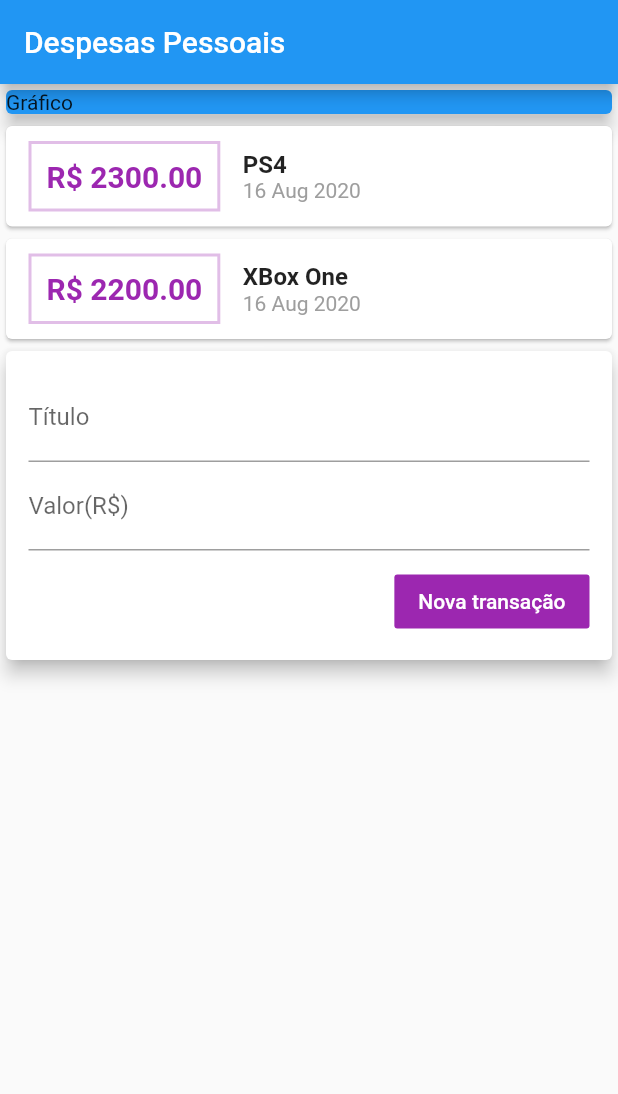
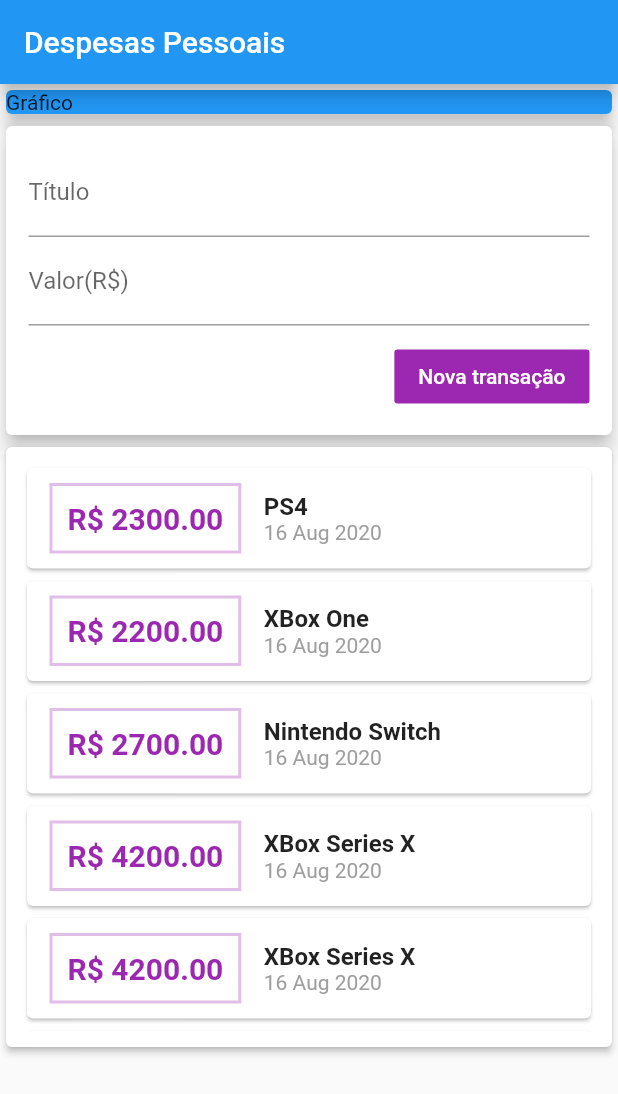
Before and after one commit to DiegoBezerra89/Flutter_course, a Flutter app: the screen it shows after launch, after a tap on "Nova transação", on a phone screen of 412 x 824 dp. Shown: the top 1094 px of the screen. Run offline on Flutter 3.47's test engine with Material 2 defaults, Android fonts, the phone set to English and light mode, and no system bars.

Commit message:
widget componentization

```diff
--- /dev/null
+++ b/expenses/lib/components/transaction_form.dart
@@ -0,0 +1,71 @@
+import 'package:flutter/material.dart';
+
+class TransactionForm extends StatelessWidget {
+
+  final titleController = TextEditingController();
+  final valueController = TextEditingController();
+
+  final void Function(String, double) onSubmit;
+
+  TransactionForm(this.onSubmit);
+
+  _submitForm() {
+    final title = titleController.text;
+    final value = double.tryParse(valueController.text) ?? 0.0;
+
+    if(title.isEmpty || value <= 0 ) {
+      return;
+    }
+
+    onSubmit(title, value);
+  }
+
+  @override
+  Widget build(BuildContext context) {
+    return Card(
+      elevation: 5,
+      child: Padding(
+        padding: const EdgeInsets.all(15),
+        child: Column(
+          children: <Widget>[
+            TextField(
+              controller: titleController,
+              onSubmitted: (_) => _submitForm(),
+              decoration: InputDecoration(
+                labelText: 'Título',
+              ),
+            ),
+            TextField(
+              controller: valueController,
+              keyboardType: TextInputType.numberWithOptions(decimal: true),
+              onSubmitted: (_) => _submitForm(),
+              decoration: InputDecoration(
+                labelText: 'Valor(R\$)',
+              ),
+            ),
+            Padding(
+              padding: const EdgeInsets.only(top: 10),
+              child: Row(
+                mainAxisAlignment: MainAxisAlignment.end,
+                children: [
+                  FlatButton(
+                    color: Colors.purple,
+                    child: Text(
+                      'Nova transação',
+                      style: TextStyle(
+                        color: Colors.white,
+                      ),
+                    ),
+                    onPressed: () {
+                      _submitForm();
+                    },
+                  ),
+                ],
+              ),
+            )
+          ],
+        ),
+      ),
+    );
+  }
+}
--- /dev/null
+++ b/expenses/lib/components/transaction_list.dart
@@ -0,0 +1,71 @@
+import 'package:expenses/models/transaction.dart';
+import 'package:flutter/material.dart';
+import 'package:intl/intl.dart';
+import '../models/transaction.dart';
+
+class TransactionList extends StatelessWidget {
+  final List<Transaction> transactions;
+
+  TransactionList(this.transactions);
+
+  @override
+  Widget build(BuildContext context) {
+    return Card(
+      elevation: 2,
+      child: Container(
+        padding: EdgeInsets.all(10),
+        height: 400,
+        child: ListView.builder(
+            itemCount: transactions.length,
+            itemBuilder: (ctx, index) {
+              final tr = transactions[index];
+              return Card(
+                child: Row(
+                  children: [
+                    Container(
+                      margin: EdgeInsets.symmetric(
+                        horizontal: 15,
+                        vertical: 10,
+                      ),
+                      decoration: BoxDecoration(
+                        border: Border.all(
+                          color: Colors.purple[100],
+                          width: 2,
+                        ),
+                      ),
+                      padding: EdgeInsets.all(10),
+                      child: Text(
+                        'R\$ ${tr.value.toStringAsFixed(2)}',
+                        style: TextStyle(
+                          fontWeight: FontWeight.bold,
+                          fontSize: 20,
+                          color: Colors.purple,
+                        ),
+                      ),
+                    ),
+                    Column(
+                      crossAxisAlignment: CrossAxisAlignment.start,
+                      children: [
+                        Text(
+                          tr.title,
+                          style: TextStyle(
+                            fontSize: 16,
+                            fontWeight: FontWeight.bold,
+                          ),
+                        ),
+                        Text(
+                          DateFormat('d MMM y').format(tr.date),
+                          style: TextStyle(
+                            color: Colors.grey,
+                          ),
+                        ),
+                      ],
+                    )
+                  ],
+                ),
+              );
+            }),
+      ),
+      );
+  }
+}
--- /dev/null
+++ b/expenses/lib/components/transaction_user.dart
@@ -0,0 +1,85 @@
+import 'dart:math';
+import 'package:flutter/material.dart';
+import '../models/transaction.dart';
+import './transaction_form.dart';
+import './transaction_list.dart';
+
+class TransactionUser extends StatefulWidget {
+  _TransactionUserState createState() => _TransactionUserState();
+}
+
+class _TransactionUserState extends State<TransactionUser> {
+  final _transactions = [
+    Transaction(
+      id: 't1',
+      title: 'PS4',
+      value: 2300.00,
+      date: DateTime.now(),
+    ),
+    Transaction(
+      id: 't2',
+      title: 'XBox One',
+      value: 2200.00,
+      date: DateTime.now(),
+    ),
+    Transaction(
+      id: 't3',
+      title: 'Nintendo Switch',
+      value: 2700.00,
+      date: DateTime.now(),
+    ),
+    Transaction(
+      id: 't4',
+      title: 'XBox Series X',
+      value: 4200.00,
+      date: DateTime.now(),
+    ),
+    Transaction(
+      id: 't4',
+      title: 'XBox Series X',
+      value: 4200.00,
+      date: DateTime.now(),
+    ),
+    Transaction(
+      id: 't6',
+      title: 'XBox Series S',
+      value: 3400.00,
+      date: DateTime.now(),
+    ),
+    Transaction(
+      id: 't7',
+      title: 'PS5',
+      value: 4700.00,
+      date: DateTime.now(),
+    ),
+    Transaction(
+      id: 't8',
+      title: 'Stadia',
+      value: 200.00,
+      date: DateTime.now(),
+    ),
+  ];
+
+  _addTransaction(String title, double value) {
+    final newTransaction = Transaction(
+      id: Random().nextDouble().toString(),
+      title: title,
+      value: value,
+      date: DateTime.now(),
+    );
+
+    setState(() {
+      _transactions.add(newTransaction);
+    });
+  }
+
+  @override
+  Widget build(BuildContext context) {
+    return Column(
+      children: <Widget>[
+        TransactionForm(_addTransaction),
+        TransactionList(_transactions),
+      ],
+    );
+  }
+}
--- a/expenses/lib/main.dart
+++ b/expenses/lib/main.dart
@@ -1,6 +1,5 @@
-import 'models/transaction.dart';
 import 'package:flutter/material.dart';
-import 'package:intl/intl.dart';
+import './components/transaction_user.dart';
 
 main() => runApp(ExpensesApp());
 
@@ -14,31 +13,14 @@ class ExpensesApp extends StatelessWidget {
 }
 
 class MyHomePage extends StatelessWidget {
-  final titleController = TextEditingController();
-  final valueController = TextEditingController();
-
-  final _transactions = [
-    Transaction(
-      id: 't1',
-      title: 'PS4',
-      value: 2300.00,
-      date: DateTime.now(),
-    ),
-    Transaction(
-      id: 't2',
-      title: 'XBox One',
-      value: 2200.00,
-      date: DateTime.now(),
-    ),
-  ];
-
   @override
   Widget build(BuildContext context) {
     return Scaffold(
       appBar: AppBar(
         title: Text('Despesas Pessoais'),
       ),
-      body: Column(
+      body: SingleChildScrollView(
+        child: Column(
           crossAxisAlignment: CrossAxisAlignment.stretch,
           children: <Widget>[
             Container(
@@ -49,99 +31,9 @@ class MyHomePage extends StatelessWidget {
                 child: Text('Gráfico'),
               ),
             ),
-          Column(
-            children: _transactions.map((tr) {
-              return Card(
-                child: Row(
-                  children: [
-                    Container(
-                      margin: EdgeInsets.symmetric(
-                        horizontal: 15,
-                        vertical: 10,
-                      ),
-                      decoration: BoxDecoration(
-                        border: Border.all(
-                          color: Colors.purple[100],
-                          width: 2,
-                        ),
-                      ),
-                      padding: EdgeInsets.all(10),
-                      child: Text(
-                        'R\$ ${tr.value.toStringAsFixed(2)}',
-                        style: TextStyle(
-                          fontWeight: FontWeight.bold,
-                          fontSize: 20,
-                          color: Colors.purple,
-                        ),
-                      ),
-                    ),
-                    Column(
-                      crossAxisAlignment: CrossAxisAlignment.start,
-                      children: [
-                        Text(
-                          tr.title,
-                          style: TextStyle(
-                            fontSize: 16,
-                            fontWeight: FontWeight.bold,
-                          ),
-                        ),
-                        Text(
-                          DateFormat('d MMM y').format(tr.date),
-                          style: TextStyle(
-                            color: Colors.grey,
-                          ),
-                        ),
-                      ],
-                    )
+            TransactionUser(),
           ],
         ),
-              );
-            }).toList(),
-          ),
-          Card(
-            elevation: 5,
-            child: Padding(
-              padding: const EdgeInsets.all(15),
-              child: Column(
-                children: <Widget>[
-                  TextField(
-                    controller: titleController,
-                    decoration: InputDecoration(
-                      labelText: 'Título',
-                    ),
-                  ),
-                  TextField(
-                    controller: valueController,
-                    decoration: InputDecoration(
-                      labelText: 'Valor(R\$)',
-                    ),
-                  ),
-                  Padding(
-                    padding: const EdgeInsets.only(top: 10),
-                    child: Row(
-                      mainAxisAlignment: MainAxisAlignment.end,
-                      children: [
-                        FlatButton(
-                          color: Colors.purple,
-                          child: Text(
-                            'Nova transação',
-                            style: TextStyle(
-                              color: Colors.white,
-                            ),
-                          ),
-                          onPressed: () {
-                            print(titleController.text);
-                            print(valueController.text);
-                          },
-                        ),
-                      ],
-                    ),
-                  )
-                ],
-              ),
-            ),
-          )
-        ],
       ),
     );
   }
```
Lines whose indentation alone changed are shown as unchanged.
